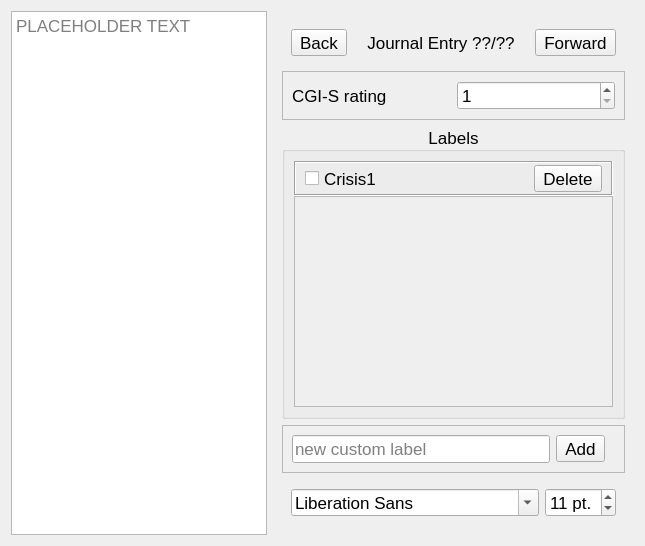
Qt form Label Helper/ui/LabelingWidget.ui (sublime09/ALJI) before a commit.
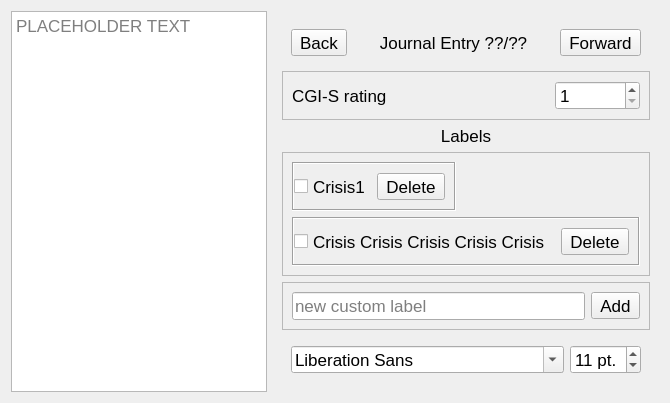
The same form after that commit. Icons and pictures are not drawn.

Commit message: use ScrollArea now

```diff
--- a/Label Helper/ui/LabelingWidget.ui
+++ b/Label Helper/ui/LabelingWidget.ui
@@ -48,7 +48,7 @@
      </property>
     </widget>
    </item>
-   <item>
+   <item alignment="Qt::AlignHCenter">
     <widget class="QFrame" name="labelingFrame">
      <property name="sizePolicy">
       <sizepolicy hsizetype="Preferred" vsizetype="Preferred">
@@ -56,11 +56,11 @@
        <verstretch>0</verstretch>
       </sizepolicy>
      </property>
-     <layout class="QVBoxLayout" name="labelingLayout">
+     <layout class="QVBoxLayout" name="verticalLayout">
       <item>
        <widget class="QFrame" name="navFrame">
         <property name="sizePolicy">
-         <sizepolicy hsizetype="Preferred" vsizetype="Preferred">
+         <sizepolicy hsizetype="Expanding" vsizetype="Preferred">
           <horstretch>0</horstretch>
           <verstretch>0</verstretch>
          </sizepolicy>
@@ -98,8 +98,8 @@
          <item>
           <widget class="QLabel" name="taskNumberLabel">
            <property name="sizePolicy">
-            <sizepolicy hsizetype="Maximum" vsizetype="Preferred">
-             <horstretch>0</horstretch>
+            <sizepolicy hsizetype="Minimum" vsizetype="Preferred">
+             <horstretch>4</horstretch>
              <verstretch>0</verstretch>
             </sizepolicy>
            </property>
@@ -114,8 +114,8 @@
          <item>
           <widget class="QToolButton" name="forwardButton">
            <property name="sizePolicy">
-            <sizepolicy hsizetype="Preferred" vsizetype="Preferred">
-             <horstretch>0</horstretch>
+            <sizepolicy hsizetype="Minimum" vsizetype="Fixed">
+             <horstretch>1</horstretch>
              <verstretch>0</verstretch>
             </sizepolicy>
            </property>
@@ -151,6 +151,12 @@
         <layout class="QHBoxLayout" name="horizontalLayout">
          <item>
           <widget class="QLabel" name="cgiLabel">
+           <property name="sizePolicy">
+            <sizepolicy hsizetype="Minimum" vsizetype="Preferred">
+             <horstretch>3</horstretch>
+             <verstretch>0</verstretch>
+            </sizepolicy>
+           </property>
            <property name="toolTip">
             <string>Clinician Global Impression of Severity Scale</string>
            </property>
@@ -163,7 +169,13 @@
           </widget>
          </item>
          <item>
-          <widget class="QSpinBox" name="cgiSspinBox">
+          <widget class="QSpinBox" name="cgiSpinBox">
+           <property name="sizePolicy">
+            <sizepolicy hsizetype="Minimum" vsizetype="Fixed">
+             <horstretch>1</horstretch>
+             <verstretch>0</verstretch>
+            </sizepolicy>
+           </property>
            <property name="minimum">
             <number>1</number>
            </property>
@@ -176,111 +188,158 @@
        </widget>
       </item>
       <item>
-       <widget class="QGroupBox" name="crisisGroupBox">
-        <property name="sizePolicy">
-         <sizepolicy hsizetype="Preferred" vsizetype="MinimumExpanding">
-          <horstretch>0</horstretch>
-          <verstretch>0</verstretch>
-         </sizepolicy>
-        </property>
-        <property name="title">
+       <widget class="QLabel" name="labelsLabel">
+        <property name="text">
          <string>Labels</string>
         </property>
         <property name="alignment">
          <set>Qt::AlignCenter</set>
         </property>
-        <layout class="QVBoxLayout" name="crisisGroupBoxLayout">
-         <property name="spacing">
-          <number>0</number>
+       </widget>
+      </item>
+      <item>
+       <widget class="QScrollArea" name="labelScrollArea">
+        <property name="sizeAdjustPolicy">
+         <enum>QAbstractScrollArea::AdjustToContents</enum>
+        </property>
+        <property name="widgetResizable">
+         <bool>true</bool>
+        </property>
+        <property name="alignment">
+         <set>Qt::AlignLeading|Qt::AlignLeft|Qt::AlignVCenter</set>
+        </property>
+        <widget class="QWidget" name="labelScrollAreaWidgetContents">
+         <property name="geometry">
+          <rect>
+           <x>0</x>
+           <y>0</y>
+           <width>528</width>
+           <height>228</height>
+          </rect>
          </property>
-         <item>
-          <widget class="QFrame" name="crisisFrame">
-           <property name="sizePolicy">
-            <sizepolicy hsizetype="Minimum" vsizetype="Fixed">
-             <horstretch>0</horstretch>
-             <verstretch>0</verstretch>
-            </sizepolicy>
-           </property>
-           <property name="frameShape">
-            <enum>QFrame::Box</enum>
-           </property>
-           <property name="frameShadow">
-            <enum>QFrame::Sunken</enum>
-           </property>
-           <layout class="QHBoxLayout" name="hl3">
-            <property name="topMargin">
-             <number>2</number>
+         <layout class="QVBoxLayout" name="labelScrollAreaLayout">
+          <item>
+           <widget class="QFrame" name="crisisFrame">
+            <property name="sizePolicy">
+             <sizepolicy hsizetype="Fixed" vsizetype="Fixed">
+              <horstretch>0</horstretch>
+              <verstretch>0</verstretch>
+             </sizepolicy>
             </property>
-            <property name="bottomMargin">
-             <number>2</number>
+            <property name="frameShape">
+             <enum>QFrame::Box</enum>
             </property>
-            <item>
-             <widget class="QCheckBox" name="crisisCB">
-              <property name="sizePolicy">
-               <sizepolicy hsizetype="MinimumExpanding" vsizetype="Preferred">
-                <horstretch>0</horstretch>
-                <verstretch>0</verstretch>
-               </sizepolicy>
-              </property>
-              <property name="text">
-               <string>Crisis1</string>
-              </property>
-              <property name="checked">
-               <bool>false</bool>
-              </property>
-             </widget>
-            </item>
-            <item>
-             <widget class="QToolButton" name="deleteCrisis">
-              <property name="sizePolicy">
-               <sizepolicy hsizetype="Minimum" vsizetype="Fixed">
-                <horstretch>0</horstretch>
-                <verstretch>0</verstretch>
-               </sizepolicy>
-              </property>
-              <property name="text">
-               <string>Delete</string>
-              </property>
-              <property name="icon">
-               <iconset resource="images/icons.qrc">
-                <normaloff>:/icon/times.svg</normaloff>:/icon/times.svg</iconset>
-              </property>
-              <property name="iconSize">
-               <size>
-                <width>20</width>
-                <height>20</height>
-               </size>
-              </property>
-             </widget>
-            </item>
-           </layout>
-          </widget>
-         </item>
-         <item>
-          <widget class="QScrollArea" name="labelScrollArea">
-           <property name="horizontalScrollBarPolicy">
-            <enum>Qt::ScrollBarAlwaysOff</enum>
-           </property>
-           <property name="alignment">
-            <set>Qt::AlignLeading|Qt::AlignLeft|Qt::AlignTop</set>
-           </property>
-           <widget class="QWidget" name="labelScrollAreaWidgetContents">
-            <property name="geometry">
-             <rect>
-              <x>0</x>
-              <y>0</y>
-              <width>231</width>
-              <height>209</height>
-             </rect>
+            <property name="frameShadow">
+             <enum>QFrame::Sunken</enum>
             </property>
-            <property name="contextMenuPolicy">
-             <enum>Qt::CustomContextMenu</enum>
+            <layout class="QHBoxLayout" name="horizontalLayout_2">
+             <property name="leftMargin">
+              <number>0</number>
+             </property>
+             <item>
+              <widget class="QCheckBox" name="crisisCB">
+               <property name="sizePolicy">
+                <sizepolicy hsizetype="MinimumExpanding" vsizetype="MinimumExpanding">
+                 <horstretch>0</horstretch>
+                 <verstretch>0</verstretch>
+                </sizepolicy>
+               </property>
+               <property name="text">
+                <string>Crisis1</string>
+               </property>
+               <property name="checked">
+                <bool>false</bool>
+               </property>
+              </widget>
+             </item>
+             <item>
+              <widget class="QToolButton" name="deleteCrisis">
+               <property name="sizePolicy">
+                <sizepolicy hsizetype="MinimumExpanding" vsizetype="MinimumExpanding">
+                 <horstretch>0</horstretch>
+                 <verstretch>0</verstretch>
+                </sizepolicy>
+               </property>
+               <property name="text">
+                <string>Delete</string>
+               </property>
+               <property name="icon">
+                <iconset resource="images/icons.qrc">
+                 <normaloff>:/icon/times.svg</normaloff>:/icon/times.svg</iconset>
+               </property>
+               <property name="iconSize">
+                <size>
+                 <width>20</width>
+                 <height>20</height>
+                </size>
+               </property>
+              </widget>
+             </item>
+            </layout>
+           </widget>
+          </item>
+          <item>
+           <widget class="QFrame" name="crisisFrame_6">
+            <property name="sizePolicy">
+             <sizepolicy hsizetype="Preferred" vsizetype="Fixed">
+              <horstretch>0</horstretch>
+              <verstretch>0</verstretch>
+             </sizepolicy>
             </property>
-            <layout class="QVBoxLayout" name="verticalLayout"/>
+            <property name="frameShape">
+             <enum>QFrame::Box</enum>
+            </property>
+            <property name="frameShadow">
+             <enum>QFrame::Sunken</enum>
+            </property>
+            <layout class="QHBoxLayout" name="horizontalLayout_7">
+             <property name="leftMargin">
+              <number>0</number>
+             </property>
+             <item>
+              <widget class="QCheckBox" name="crisisCB_6">
+               <property name="sizePolicy">
+                <sizepolicy hsizetype="MinimumExpanding" vsizetype="MinimumExpanding">
+                 <horstretch>0</horstretch>
+                 <verstretch>0</verstretch>
+                </sizepolicy>
+               </property>
+               <property name="text">
+                <string>Crisis Crisis Crisis Crisis Crisis </string>
+               </property>
+               <property name="checked">
+                <bool>false</bool>
+               </property>
+              </widget>
+             </item>
+             <item>
+              <widget class="QToolButton" name="deleteCrisis_6">
+               <property name="sizePolicy">
+                <sizepolicy hsizetype="Minimum" vsizetype="Minimum">
+                 <horstretch>0</horstretch>
+                 <verstretch>0</verstretch>
+                </sizepolicy>
+               </property>
+               <property name="text">
+                <string>Delete</string>
+               </property>
+               <property name="icon">
+                <iconset resource="images/icons.qrc">
+                 <normaloff>:/icon/times.svg</normaloff>:/icon/times.svg</iconset>
+               </property>
+               <property name="iconSize">
+                <size>
+                 <width>20</width>
+                 <height>20</height>
+                </size>
+               </property>
+              </widget>
+             </item>
+            </layout>
            </widget>
-          </widget>
-         </item>
-        </layout>
+          </item>
+         </layout>
+        </widget>
        </widget>
       </item>
       <item>
@@ -298,9 +357,6 @@
          <enum>QFrame::Raised</enum>
         </property>
         <layout class="QHBoxLayout" name="_4">
-         <property name="rightMargin">
-          <number>19</number>
-         </property>
          <item>
           <widget class="QLineEdit" name="customCrisisLine">
            <property name="sizePolicy">
```
Left out of the diff: 28 changed lines with no effect on the pictures.
